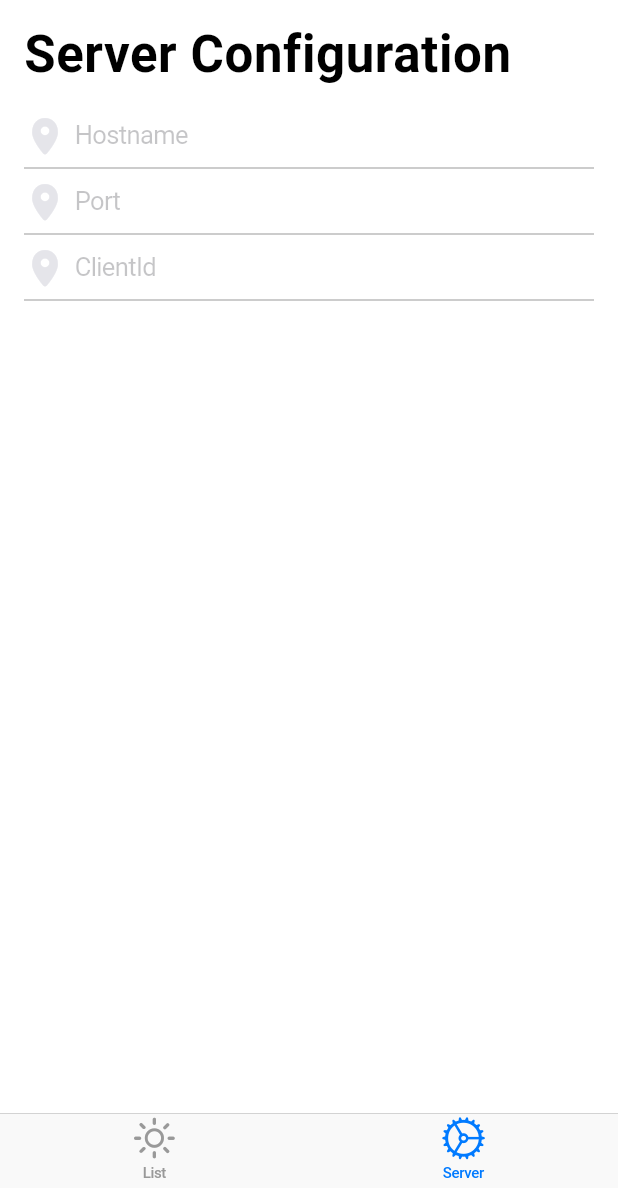
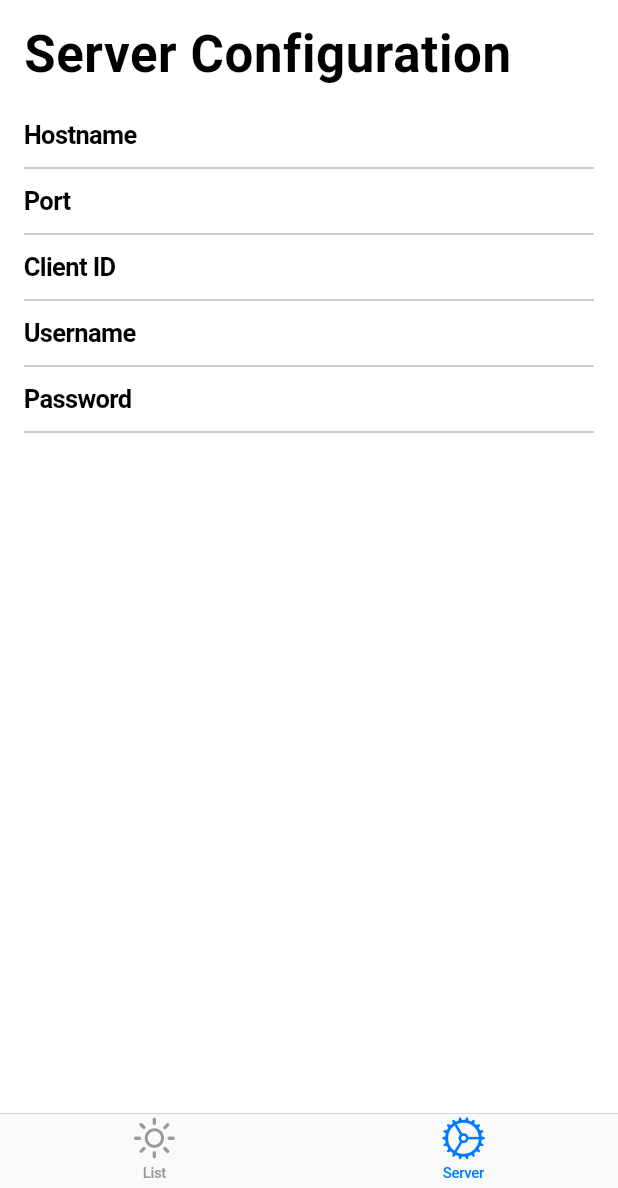
Before and after one commit to gigiosilva/natal-smart, a Flutter app: the screen it shows after launch, after a tap on "Server", on a phone screen of 412 x 824 dp, the part 48-1236 px from its top. Run offline on Flutter 3.47's test engine with Material 2 defaults, Android fonts, the phone set to English and light mode, and no system bars; our stand-ins replace fluttertoast, shared_preferences; missing offline and left inert: flutter_nfc_reader, mqtt_client.

Commit message:
Corrigido cupertino style

```diff
--- a/lib/components/item_smart.dart
+++ b/lib/components/item_smart.dart
@@ -69,10 +69,10 @@ class _ItemSmartState extends State<ItemSmart> {
               onPressed: () {
                 if(widget.status) {
                   // setState(() => status = false);
-                  widget.onChange(widget.item.codigo, '-1');
+                  widget.onChange(widget.item.codigo, widget.item.valueOff);
                 } else {
                   // setState(() => status = true);
-                  widget.onChange(widget.item.codigo, '1');
+                  widget.onChange(widget.item.codigo, widget.item.valueOn);
                 }
               },
             ),
--- /dev/null
+++ b/lib/components/text_editor.dart
@@ -0,0 +1,39 @@
+import 'package:flutter/cupertino.dart';
+
+class TextEditor extends StatelessWidget {
+  final TextEditingController controller;
+  final String label;
+
+  const TextEditor({
+    Key key,
+    this.controller,
+    this.label,
+  }) : super(key: key);
+
+  @override
+  Widget build(BuildContext context) {
+    return CupertinoTextField(
+      controller: controller,
+      prefix: Container(
+        width: 100.0,
+        child: Text(
+          label,
+          style: TextStyle(
+            fontWeight: FontWeight.bold,
+          ),
+        ),
+      ),
+      padding: EdgeInsets.symmetric(horizontal: 6, vertical: 12),
+      clearButtonMode: OverlayVisibilityMode.editing,
+      textCapitalization: TextCapitalization.none,
+      decoration: BoxDecoration(
+        border: Border(
+          bottom: BorderSide(
+            width: 0,
+            color: CupertinoColors.inactiveGray,
+          ),
+        ),
+      ),
+    );
+  }
+}
--- a/lib/screens/configurations.dart
+++ b/lib/screens/configurations.dart
@@ -1,7 +1,9 @@
 import 'package:flutter/cupertino.dart';
 import 'package:flutter/material.dart';
+import 'package:natal_smart/components/text_editor.dart';
 import 'package:natal_smart/services/toast.dart';
 import 'package:shared_preferences/shared_preferences.dart';
+
 class ConfigPage extends StatefulWidget {
   @override
   _ConfigPageState createState() => _ConfigPageState();
@@ -11,6 +13,8 @@ class _ConfigPageState extends State<ConfigPage> {
   final TextEditingController _controladorHostname = TextEditingController();
   final TextEditingController _controladorPort = TextEditingController();
   final TextEditingController _controladorClientId = TextEditingController();
+  final TextEditingController _controladorUsername = TextEditingController();
+  final TextEditingController _controladorPassword = TextEditingController();
 
   @override
   void initState() {
@@ -24,6 +28,8 @@ class _ConfigPageState extends State<ConfigPage> {
       _controladorHostname.text = (prefs.getString('hostname') ?? '');
       _controladorPort.text = (prefs.getInt('port') ?? '').toString();
       _controladorClientId.text = (prefs.getString('clientID') ?? '');
+      _controladorUsername.text = (prefs.getString('username') ?? '');
+      _controladorPassword.text = (prefs.getString('password') ?? '');
     });
   }
 
@@ -51,17 +57,42 @@ class _ConfigPageState extends State<ConfigPage> {
                   case 0:
                     return Padding(
                       padding: const EdgeInsets.symmetric(horizontal: 16),
-                      child: _buildHostnameField(),
+                      child: TextEditor(
+                        label: 'Hostname',
+                        controller: _controladorHostname,
+                      ),
                     );
                   case 1:
                     return Padding(
                       padding: const EdgeInsets.symmetric(horizontal: 16),
-                      child: _buildPortField(),
+                      child: TextEditor(
+                        label: 'Port',
+                        controller: _controladorPort,
+                      ),
                     );
                   case 2:
                     return Padding(
                       padding: const EdgeInsets.symmetric(horizontal: 16),
-                      child: _buildClientIdField(),
+                      child: TextEditor(
+                        label: 'Client ID',
+                        controller: _controladorClientId,
+                      ),
+                    );
+                  case 3:
+                    return Padding(
+                      padding: const EdgeInsets.symmetric(horizontal: 16),
+                      child: TextEditor(
+                        label: 'Username',
+                        controller: _controladorUsername,
+                      ),
+                    );
+                  case 4:
+                    return Padding(
+                      padding: const EdgeInsets.symmetric(horizontal: 16),
+                      child: TextEditor(
+                        label: 'Password',
+                        controller: _controladorPassword,
+                      ),
                     );
                 }
                 return null;
@@ -73,85 +104,20 @@ class _ConfigPageState extends State<ConfigPage> {
     );
   }
 
-  Widget _buildHostnameField() {
-    return CupertinoTextField(
-      controller: _controladorHostname,
-      prefix: Icon(
-        CupertinoIcons.location_solid,
-        color: CupertinoColors.lightBackgroundGray,
-        size: 28,
-      ),
-      padding: EdgeInsets.symmetric(horizontal: 6, vertical: 12),
-      clearButtonMode: OverlayVisibilityMode.editing,
-      textCapitalization: TextCapitalization.words,
-      decoration: BoxDecoration(
-        border: Border(
-          bottom: BorderSide(
-            width: 0,
-            color: CupertinoColors.inactiveGray,
-          ),
-        ),
-      ),
-      placeholder: 'Hostname',
-    );
-  }
-
-  Widget _buildPortField() {
-    return CupertinoTextField(
-      controller: _controladorPort,
-      prefix: Icon(
-        CupertinoIcons.location_solid,
-        color: CupertinoColors.lightBackgroundGray,
-        size: 28,
-      ),
-      padding: EdgeInsets.symmetric(horizontal: 6, vertical: 12),
-      clearButtonMode: OverlayVisibilityMode.editing,
-      textCapitalization: TextCapitalization.words,
-      decoration: BoxDecoration(
-        border: Border(
-          bottom: BorderSide(
-            width: 0,
-            color: CupertinoColors.inactiveGray,
-          ),
-        ),
-      ),
-      placeholder: 'Port',
-    );
-  }
-
-  Widget _buildClientIdField() {
-    return CupertinoTextField(
-      controller: _controladorClientId,
-      prefix: Icon(
-        CupertinoIcons.location_solid,
-        color: CupertinoColors.lightBackgroundGray,
-        size: 28,
-      ),
-      padding: EdgeInsets.symmetric(horizontal: 6, vertical: 12),
-      clearButtonMode: OverlayVisibilityMode.editing,
-      textCapitalization: TextCapitalization.words,
-      decoration: BoxDecoration(
-        border: Border(
-          bottom: BorderSide(
-            width: 0,
-            color: CupertinoColors.inactiveGray,
-          ),
-        ),
-      ),
-      placeholder: 'ClientId',
-    );
-  }
-
   Future _saveConfig(BuildContext context) async {
     final String hostname = _controladorHostname.text;
     final int port = int.tryParse(_controladorPort.text);
     final String clientID = _controladorClientId.text;
+    final String username = _controladorUsername.text;
+    final String password = _controladorPassword.text;
 
     final prefs = await SharedPreferences.getInstance();
 
     prefs.setString('hostname', hostname);
     prefs.setInt('port', port);
     prefs.setString('clientID', clientID);
+    prefs.setString('username', username);
+    prefs.setString('password', password);
 
     ToastService.showPositive(msg: 'Server Salvo');
 
--- a/lib/screens/home.dart
+++ b/lib/screens/home.dart
@@ -19,7 +19,7 @@ class _MyHomePageState extends State<MyHomePage> {
   String broker = 'test.mosquitto.org';
   int port = 1883;
   String username = '';
-  String passwd = '';
+  String password = '';
   String clientIdentifier = 'gigio';
 
   List<Item> _itemsSmart = List();
@@ -128,7 +128,7 @@ class _MyHomePageState extends State<MyHomePage> {
     SharedPreferences prefs = await SharedPreferences.getInstance();
     _itemsSmart.forEach((item) {
       if (item.codigo == topicName) {
-        item.status = message == '1' ? true : false;
+        item.status = message == item.valueOn ? true : false;
       }
     });
 
@@ -142,6 +142,8 @@ class _MyHomePageState extends State<MyHomePage> {
     broker = (prefs.getString('hostname') ?? broker);
     port = (prefs.getInt('port') ?? port);
     clientIdentifier = (prefs.getString('clientID') ?? clientIdentifier);
+    username = (prefs.getString('username') ?? username);
+    password = (prefs.getString('password') ?? password);
 
     client = mqtt.MqttClient(broker, clientIdentifier);
     client.port = port;
@@ -158,8 +160,11 @@ class _MyHomePageState extends State<MyHomePage> {
     client.connectionMessage = connMess;
 
     try {
-      await client.connect();
-      // await client.connect(username, passwd);
+      if (username == '' && password == '') {
+        await client.connect();
+      } else {
+        await client.connect(username, password);
+      }
     } catch (e) {
       print(e);
       ToastService.showNegative(msg: e.toString(), duration: 5);
```
Also changed, not shown: lib/models/item_smart.dart (+9 -1 lines), lib/screens/novo.dart (+22 -51 lines), 1 other file.
